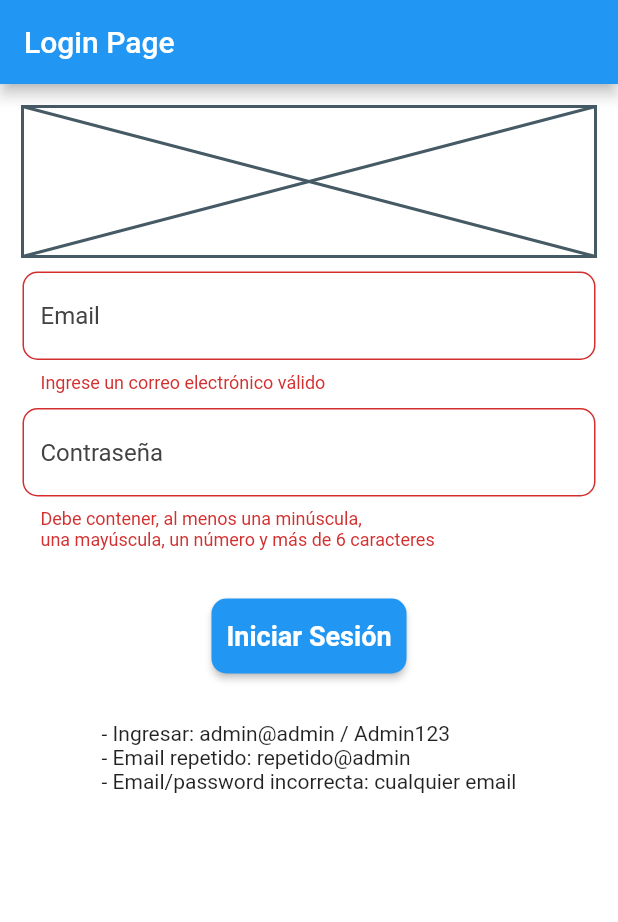
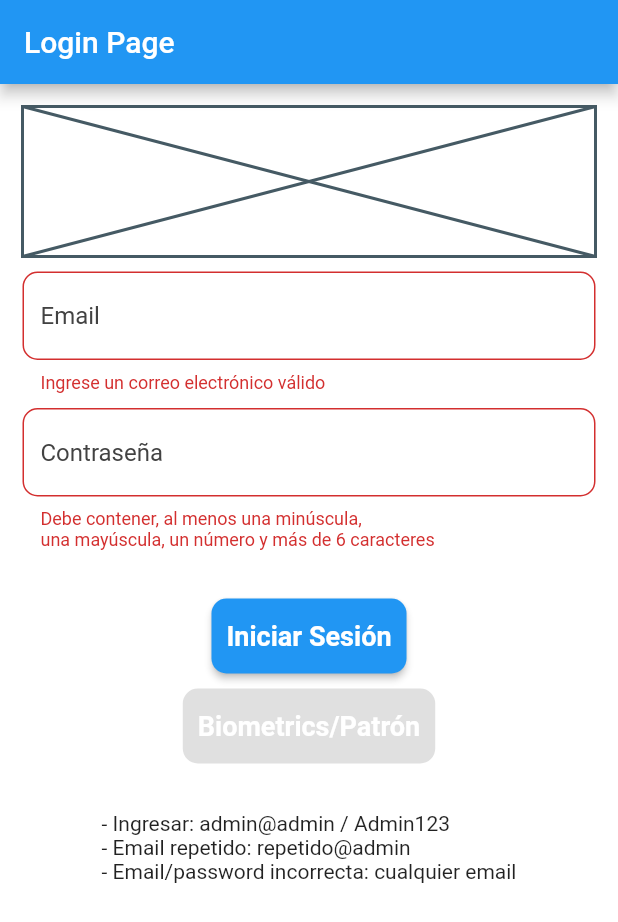
Before and after one commit to jorgesarabia/flutter_quotes, a Flutter app: the screen it shows after launch, after a tap on "Iniciar Sesión", on a phone screen of 412 x 824 dp. Shown: the top 922 px of the screen. Run offline on Flutter 3.47's test engine with Material 2 defaults, Android fonts, the phone set to English and light mode, and no system bars; our stand-ins replace bloc, dartz, flutter_bloc, freezed_annotation, get_it, google_fonts and 3 more; missing offline and left inert: stokkur_api_client.

Commit message:
Check if the device supports biometrics

```diff
--- a/lib/app/config/modules.dart
+++ b/lib/app/config/modules.dart
@@ -1,4 +1,5 @@
 import 'package:injectable/injectable.dart';
+import 'package:local_auth/local_auth.dart';
 import 'package:shared_preferences/shared_preferences.dart';
 import 'package:stokkur_api_client/stokkur_api_client.dart';
 
@@ -13,4 +14,6 @@ abstract class RegisterModule {
       headers: {'Accept': 'application/json'},
     );
   }
+
+  LocalAuthentication get localAuthentication => LocalAuthentication();
 }
--- a/lib/app/presentation/widgets/app_button.dart
+++ b/lib/app/presentation/widgets/app_button.dart
@@ -4,7 +4,7 @@ class AppButton extends StatelessWidget {
   const AppButton({
     Key? key,
     required this.label,
-    required this.onPressed,
+    this.onPressed,
   }) : super(key: key);
 
   final String label;
@@ -14,7 +14,6 @@ class AppButton extends StatelessWidget {
   Widget build(BuildContext context) {
     return ElevatedButton(
       style: ElevatedButton.styleFrom(
-        onPrimary: Colors.black87,
         padding: const EdgeInsets.symmetric(horizontal: 10),
         shape: const RoundedRectangleBorder(
           borderRadius: BorderRadius.all(Radius.circular(10)),
--- a/lib/auth/application/login/login_bloc.dart
+++ b/lib/auth/application/login/login_bloc.dart
@@ -16,6 +16,7 @@ part 'login_bloc.freezed.dart';
 @injectable
 class LoginBloc extends Bloc<LoginEvent, LoginState> {
   LoginBloc(this.authFacade) : super(LoginState.initial()) {
+    on<_InitializeLogin>(_mapInitializeLoginToState);
     on<_LoginBtnPressed>(_mapLoginBtnPressedToState);
     on<_EmailChange>(_mapEmailChangeToState);
     on<_PasswordChange>(_mapPasswordChangeToState);
@@ -57,4 +58,9 @@ class LoginBloc extends Bloc<LoginEvent, LoginState> {
       logginWasSuccessOption: none(),
     ));
   }
+
+  void _mapInitializeLoginToState(_InitializeLogin event, Emitter<LoginState> emit) async {
+    final isSupported = await authFacade.canCheckBiometrics();
+    emit(state.copyWith(deviceSupportsBiometrics: isSupported));
+  }
 }
--- a/lib/auth/application/login/login_event.dart
+++ b/lib/auth/application/login/login_event.dart
@@ -5,4 +5,5 @@ class LoginEvent with _$LoginEvent {
   const factory LoginEvent.logInBtnPressed() = _LoginBtnPressed;
   const factory LoginEvent.emailChanged(String email) = _EmailChange;
   const factory LoginEvent.passwordChanged(String password) = _PasswordChange;
+  const factory LoginEvent.initializeLogin() = _InitializeLogin;
 }
--- a/lib/auth/application/login/login_state.dart
+++ b/lib/auth/application/login/login_state.dart
@@ -6,6 +6,7 @@ class LoginState with _$LoginState {
     required EmailAddress emailAddress,
     required Password password,
     required bool isSubmitting,
+    required bool deviceSupportsBiometrics,
     required AutovalidateMode autovalidateMode,
     required Option<Either<AuthFailure, QuoteUser>> logginWasSuccessOption,
   }) = _LoginUserState;
@@ -15,6 +16,7 @@ class LoginState with _$LoginState {
       emailAddress: EmailAddress(''),
       password: Password(''),
       isSubmitting: false,
+      deviceSupportsBiometrics: false,
       autovalidateMode: AutovalidateMode.disabled,
       logginWasSuccessOption: none(),
     );
--- a/lib/auth/domain/i_auth_facade.dart
+++ b/lib/auth/domain/i_auth_facade.dart
@@ -13,4 +13,6 @@ abstract class IAuthFacade {
   });
 
   Future<void> signOut();
+
+  Future<bool> canCheckBiometrics();
 }
--- /dev/null
+++ b/lib/auth/domain/i_biometrics.dart
@@ -0,0 +1,3 @@
+abstract class IBiometrics {
+  Future<bool> ceckBiometrics();
+}
--- a/lib/auth/presentation/login_screen.dart
+++ b/lib/auth/presentation/login_screen.dart
@@ -2,6 +2,7 @@ import 'package:flutter/material.dart';
 import 'package:flutter_bloc/flutter_bloc.dart';
 import 'package:flutter_quotes/app/config/injectable.dart';
 import 'package:flutter_quotes/auth/application/login/login_bloc.dart';
+import 'package:flutter_quotes/auth/presentation/widgets/login_biometrics.dart';
 import 'package:flutter_quotes/auth/presentation/widgets/login_button.dart';
 import 'package:flutter_quotes/auth/presentation/widgets/login_form.dart';
 import 'package:flutter_quotes/auth/presentation/widgets/login_testing.dart';
@@ -12,7 +13,7 @@ class LoginScreen extends StatelessWidget {
   @override
   Widget build(BuildContext context) {
     return BlocProvider<LoginBloc>(
-      create: (_) => getIt<LoginBloc>(),
+      create: (_) => getIt<LoginBloc>()..add(const LoginEvent.initializeLogin()),
       child: Scaffold(
         backgroundColor: Colors.white,
         appBar: AppBar(
@@ -32,6 +33,8 @@ class LoginScreen extends StatelessWidget {
                 LoginForm(),
                 SizedBox(height: 32.0),
                 LoginButton(),
+                SizedBox(height: 10),
+                LoginBiometrics(),
                 SizedBox(height: 32.0),
                 LoginTesting(),
               ],
--- /dev/null
+++ b/lib/auth/presentation/widgets/login_biometrics.dart
@@ -0,0 +1,22 @@
+import 'package:flutter/material.dart';
+import 'package:flutter_bloc/flutter_bloc.dart';
+import 'package:flutter_quotes/app/presentation/widgets/app_button.dart';
+import 'package:flutter_quotes/auth/application/login/login_bloc.dart';
+
+class LoginBiometrics extends StatelessWidget {
+  const LoginBiometrics({Key? key}) : super(key: key);
+
+  @override
+  Widget build(BuildContext context) {
+    return SizedBox(
+      key: const Key('biometric'),
+      height: 50.0,
+      child: BlocBuilder<LoginBloc, LoginState>(builder: (context, state) {
+        return AppButton(
+          label: 'Biometrics/Patrón',
+          onPressed: state.deviceSupportsBiometrics ? () {} : null,
+        );
+      }),
+    );
+  }
+}
--- a/pubspec.yaml
+++ b/pubspec.yaml
@@ -23,6 +23,7 @@ dependencies:
   stokkur_api_client: ^0.0.2
   dartz: ^0.10.1
   google_fonts: ^2.3.1
+  local_auth: ^1.1.11
 
 dev_dependencies:
   flutter_test:
```
Also changed, not shown: lib/auth/infrastructure/auth_repository.dart (+6 -1 lines), lib/auth/infrastructure/biometrics_repository.dart (added, +13 -0 lines), lib/app/config/injectable.config.dart, lib/auth/application/login/login_bloc.freezed.dart, pubspec.lock, 2 other files.
